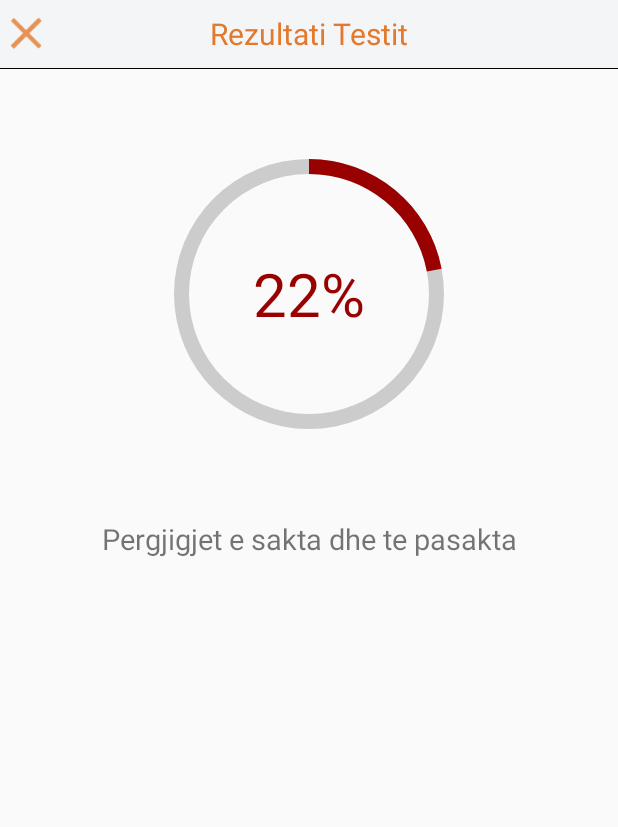
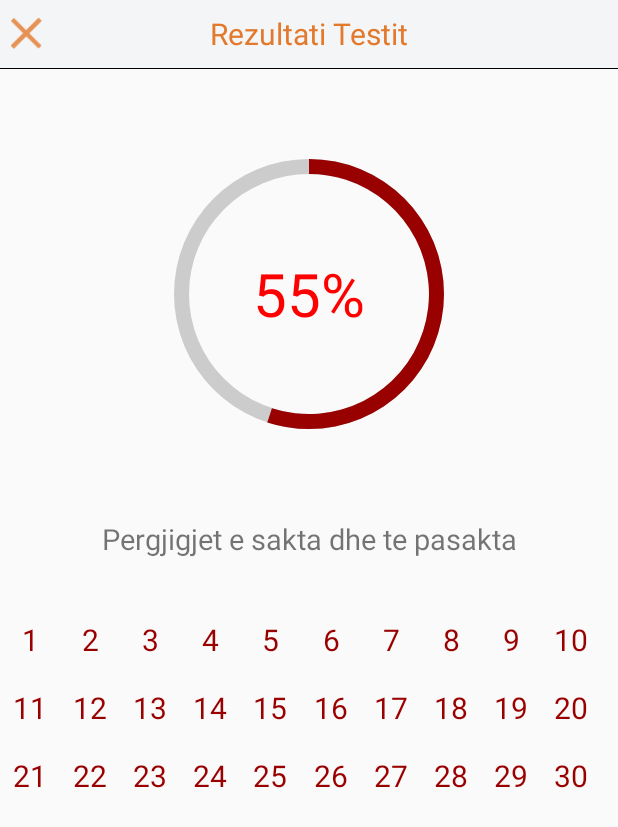
Before and after one commit to grannitsejdiu/Autoshkolla, an Android app: the TestResultsFormActivity screen opened directly, with no data from a screen before it, on a phone screen of 412 x 824 dp. Shown: the top 827 px of the screen. Run offline under Robolectric (Android 15) with nearby library versions, the phone set to English and light mode, and no system bars.

Commit message:
Edited the ProgressBar.

```diff
--- a/app/src/main/java/com/example/admin/autoshkolla/Testet/TestResultsFormActivity.java
+++ b/app/src/main/java/com/example/admin/autoshkolla/Testet/TestResultsFormActivity.java
@@ -1,23 +1,44 @@
 package com.example.admin.autoshkolla.Testet;
 
+import android.animation.ObjectAnimator;
+import android.graphics.Color;
 import android.graphics.drawable.Drawable;
 import android.support.v7.app.AppCompatActivity;
 import android.os.Bundle;
+import android.support.v7.widget.GridLayoutManager;
+import android.support.v7.widget.LinearLayoutManager;
+import android.support.v7.widget.RecyclerView;
 import android.view.View;
+import android.view.animation.LinearInterpolator;
 import android.widget.Button;
 import android.widget.ProgressBar;
+import android.widget.TextView;
 
+import com.example.admin.autoshkolla.Models.This;
 import com.example.admin.autoshkolla.R;
+import com.example.admin.autoshkolla.SinjalizimiHorizontal.SinjalizimiHorizontalRecyclerAdapter;
 
 public class TestResultsFormActivity extends AppCompatActivity {
 
     Button closeButtonTestResultsForm;
     ProgressBar progressBar;
+    RecyclerView recyclerView;
+    RecyclerView.LayoutManager layoutManager;
+    RecyclerView.Adapter adapter;
 
     @Override
     protected void onCreate(Bundle savedInstanceState) {
         super.onCreate(savedInstanceState);
         setContentView(R.layout.activity_test_results_form);
+
+        recyclerView= (RecyclerView) findViewById(R.id.recyclerViewTestFormResult);
+
+        recyclerView.setHasFixedSize(true);
+        GridLayoutManager glm=new GridLayoutManager(this,10);
+        recyclerView.setLayoutManager(glm);
+        adapter = new TestResultsForm_RecyclerAdapter();
+        recyclerView.setAdapter(adapter);
+
 
         closeButtonTestResultsForm = (Button) findViewById(R.id.closeButtonTestResultsForm);
         closeButtonTestResultsForm.setOnClickListener(new View.OnClickListener() {
@@ -31,6 +52,7 @@ public class TestResultsFormActivity extends AppCompatActivity {
         progressBar = (ProgressBar) findViewById(R.id.progressBar);
 
 
+        startAnimation();
 //        if (progressBar.getProgress() > 50){
 //            progressBar.setProgressDrawable(getResources().getDrawable(R.drawable.circular_green_progressbar));
 //            progressBar.setProgressDrawable();
@@ -40,4 +62,29 @@ public class TestResultsFormActivity extends AppCompatActivity {
 //        }
     }
 
+    private void startAnimation(){
+        ProgressBar mProgressBar = (ProgressBar) findViewById(R.id.progressBar);
+        TextView  progressBarPercentage = (TextView) findViewById(R.id.progressBarPercentage);
+
+        int progressBarValue = 55;
+
+        ObjectAnimator progressAnimator = ObjectAnimator.ofInt(mProgressBar, "progress", 0, progressBarValue);
+        progressAnimator.setDuration(1000);
+
+        if (progressBarValue >= 90){
+            mProgressBar.setProgressDrawable(getResources().getDrawable(R.drawable.circular_green_progressbar));
+            progressBarPercentage.setTextColor(Color.GREEN);
+            progressBarPercentage.setText(progressBarValue + "%");
+
+        }
+        else{
+            mProgressBar.setProgressDrawable(getResources().getDrawable(R.drawable.circular_progress_bar));
+            progressBarPercentage.setTextColor(Color.RED);
+            progressBarPercentage.setText(progressBarValue + "%");
+        }
+
+        progressAnimator.setInterpolator(new LinearInterpolator());
+        progressAnimator.start();
+    }
+
 }
--- /dev/null
+++ b/app/src/main/java/com/example/admin/autoshkolla/Testet/TestResultsForm_RecyclerAdapter.java
@@ -0,0 +1,57 @@
+package com.example.admin.autoshkolla.Testet;
+
+import android.support.v7.widget.RecyclerView;
+import android.view.LayoutInflater;
+import android.view.View;
+import android.view.ViewGroup;
+import android.widget.TextView;
+import android.widget.Toast;
+
+import com.example.admin.autoshkolla.R;
+
+/**
+ * Created by Admin on 11/25/2016.
+ */
+
+public class TestResultsForm_RecyclerAdapter extends RecyclerView.Adapter<TestResultsForm_RecyclerAdapter.ViewHolder> {
+
+    public String[] testNumbers = {"1","2","3","4","5","6","7","8","9","10","11","12","13","14","15","16","17","18","19","20",
+    "21","22","23","24","25","26","27","28","29","30"};
+
+    @Override
+    public ViewHolder onCreateViewHolder(ViewGroup parent, int viewType) {
+        View view = LayoutInflater.from(parent.getContext()).inflate(R.layout.cardview_test_result, parent,false);
+        TestResultsForm_RecyclerAdapter.ViewHolder testFormviewHolder = new TestResultsForm_RecyclerAdapter.ViewHolder(view);
+        return testFormviewHolder;
+    }
+
+    @Override
+    public void onBindViewHolder(ViewHolder holder, int position) {
+
+        holder.testNumber.setText(testNumbers[position]);
+    }
+
+    @Override
+    public int getItemCount() {
+        return testNumbers.length;
+    }
+
+    public class ViewHolder extends RecyclerView.ViewHolder {
+        TextView testNumber;
+
+        public ViewHolder(final View itemView) {
+            super(itemView);
+
+            testNumber = (TextView) itemView.findViewById(R.id.testNumber);
+
+            itemView.setOnClickListener(new View.OnClickListener() {
+                @Override
+                public void onClick(View view) {
+                    int position = getAdapterPosition() + 1;
+                    Toast.makeText(view.getContext(),"Question " + position + " clicked", Toast.LENGTH_SHORT).show();
+                }
+            });
+
+        }
+    }
+}
--- a/app/src/main/res/layout/activity_test_results_form.xml
+++ b/app/src/main/res/layout/activity_test_results_form.xml
@@ -1,6 +1,7 @@
 <?xml version="1.0" encoding="utf-8"?>
 <LinearLayout xmlns:android="http://schemas.android.com/apk/res/android"
     xmlns:tools="http://schemas.android.com/tools"
+    xmlns:app="http://schemas.android.com/apk/res-auto"
     android:id="@+id/activity_test_results_form"
     android:layout_width="match_parent"
     android:layout_height="match_parent"
@@ -58,7 +59,7 @@
         android:layout_centerHorizontal="true"
         android:layout_centerVertical="true"
         android:indeterminate="false"
-        android:progressDrawable="@drawable/circular_progress_bar"
+
         android:background="@drawable/circle_shape"
         style="?android:attr/progressBarStyleHorizontal"
         android:max="100"
@@ -86,4 +87,28 @@
         android:text="Pergjigjet e sakta dhe te pasakta"/>
     </RelativeLayout>
 
+
+    <RelativeLayout
+        android:layout_width="match_parent"
+        android:layout_height="match_parent">
+    <android.support.design.widget.CoordinatorLayout
+        xmlns:android="http://schemas.android.com/apk/res/android"
+        xmlns:tools="http://schemas.android.com/tools"
+        xmlns:app="http://schemas.android.com/apk/res-auto"
+        android:layout_width="match_parent"
+        android:layout_height="match_parent"
+        tools:context="com.example.admin.autoshkolla.Testet.TestFormActivity"/>
+
+    <android.support.v7.widget.RecyclerView
+        android:id="@+id/recyclerViewTestFormResult"
+        android:paddingStart="5dp"
+        android:paddingEnd="5dp"
+        android:paddingBottom="5dp"
+        android:layout_width="match_parent"
+        android:layout_height="match_parent"
+        app:layout_behavior="@string/appbar_scrolling_view_behavior">
+    </android.support.v7.widget.RecyclerView>
+
+</RelativeLayout>
+
 </LinearLayout>
--- /dev/null
+++ b/app/src/main/res/layout/cardview_test_result.xml
@@ -0,0 +1,17 @@
+<?xml version="1.0" encoding="utf-8"?>
+<LinearLayout
+    xmlns:android="http://schemas.android.com/apk/res/android"
+    android:layout_width="30dp"
+    android:layout_height="30dp"
+    android:layout_marginTop="15dp">
+
+    <TextView
+        android:id="@+id/testNumber"
+        android:layout_width="match_parent"
+        android:layout_height="match_parent"
+        android:textAlignment="center"
+        android:gravity="center"
+        android:textColor="#990000"
+        android:textSize="20sp" />
+
+</LinearLayout>
```
